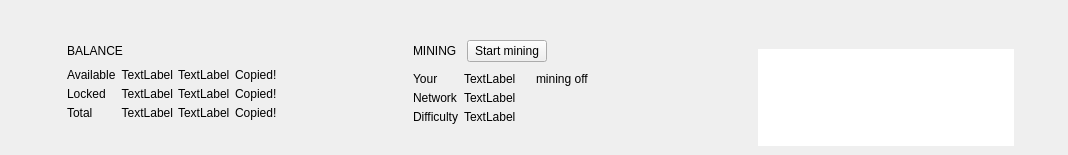
pjmt/worktips-reborn-wallet, file worktips-wallet/source/Gui/Overview/OverviewHeaderFrame.ui: the form before one commit.
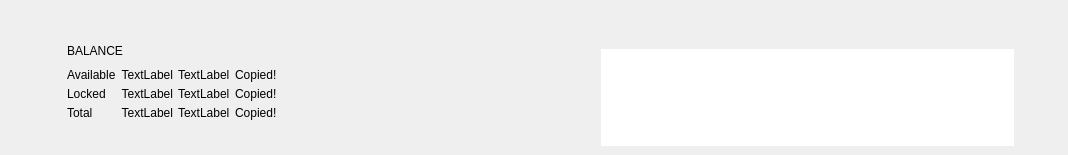
The form after the commit. Icons and pictures are not drawn. Custom widgets are drawn as their Qt base class.

Commit message: Removed mining option from 'Overview Frame'.

```diff
--- a/worktips-wallet/source/Gui/Overview/OverviewHeaderFrame.ui
+++ b/worktips-wallet/source/Gui/Overview/OverviewHeaderFrame.ui
@@ -291,7 +291,7 @@
      </layout>
     </widget>
    </item>
-   <item>
+   <!--<item>
     <widget class="QFrame" name="m_overviewMiningFrame">
      <property name="frameShape">
       <enum>QFrame::NoFrame</enum>
@@ -496,7 +496,7 @@
       </item>
      </layout>
     </widget>
-   </item>
+   </item>-->
    <item>
     <widget class="QFrame" name="m_overviewPoolFrame">
      <property name="frameShape">
```
The commit also changes 2 other files.
